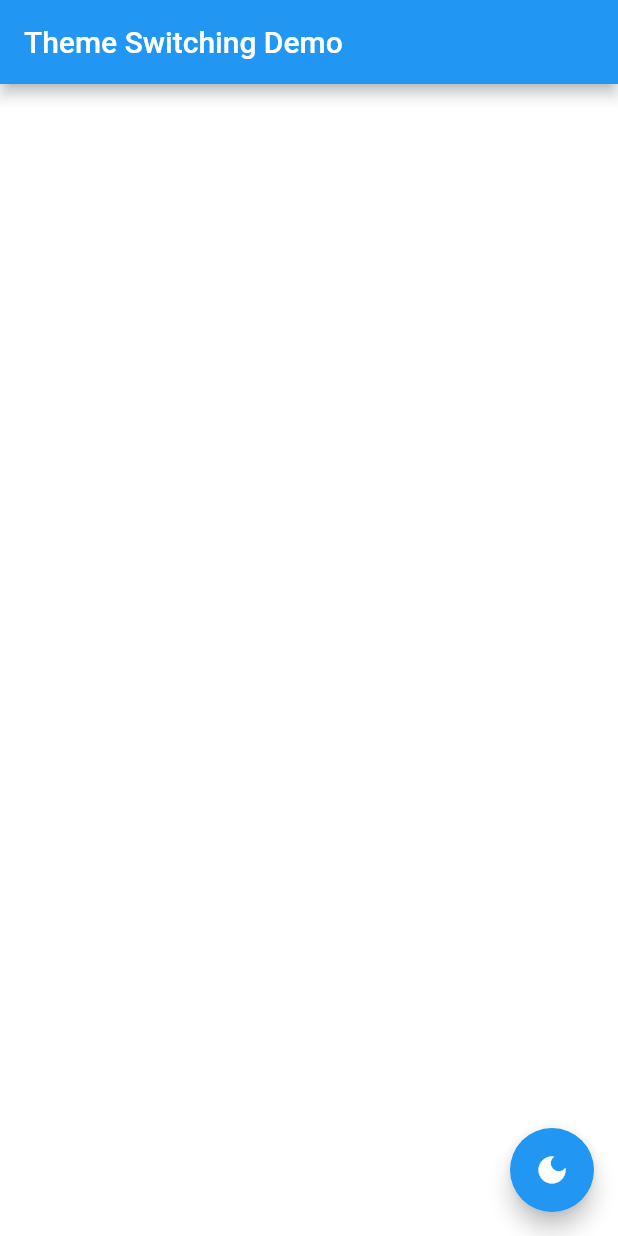
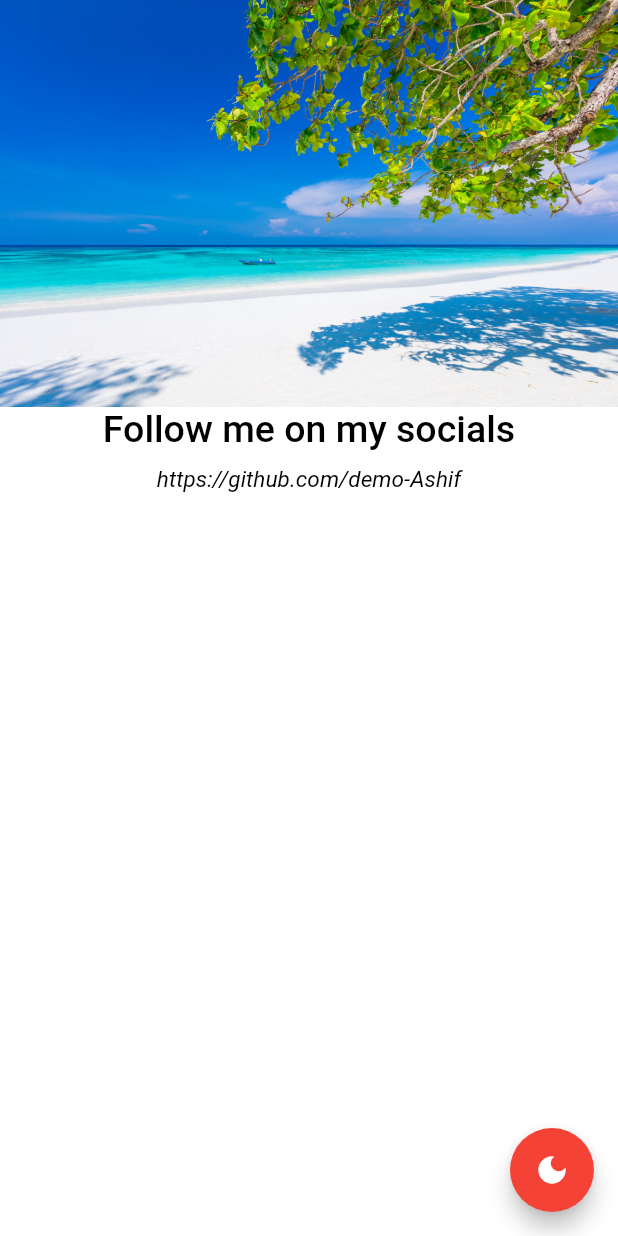
Before and after one commit to demo-Ashif/FlutterThemeSwitch, a Flutter app: the screen it shows after launch, on a phone screen of 412 x 824 dp. Run offline on Flutter 3.47's test engine with Material 2 defaults, Android fonts, the phone set to English and light mode, and no system bars; our stand-ins replace bloc, equatable, flutter_bloc, shared_preferences.

Commit message:
initial design done, image added

```diff
--- a/lib/home_page.dart
+++ b/lib/home_page.dart
@@ -1,5 +1,6 @@
 import 'package:flutter/material.dart';
 import 'package:flutter_bloc/flutter_bloc.dart';
+import 'package:theme_switch_cubits/asset_locator.dart';
 
 import 'theme_cubit/theme_cubit.dart';
 
@@ -11,32 +12,31 @@ class HomePage extends StatelessWidget {
   @override
   Widget build(BuildContext context) {
     return Scaffold(
-      appBar: AppBar(
-        title: const Text('Theme Switching Demo'),
-      ),
       body: Center(
         child: Column(
-          mainAxisAlignment: MainAxisAlignment.center,
+          mainAxisAlignment: MainAxisAlignment.start,
           children: [
-            // Text(
-            //   'Follow me on my socials',
-            //   style: Theme.of(context).textTheme.bodyText1,
-            // ),
+            Image.asset(
+              context.read<ThemeCubit>().state.themeMode == ThemeMode.dark
+                  ? AssetsLocator.imgNight
+                  : AssetsLocator.imgDay,
+            ),
+            Text(
+              'Follow me on my socials',
+              style: Theme.of(context).textTheme.bodyText1,
+            ),
             const SizedBox(height: 10),
-            // Text(
-            //   'https://github.com/Biplab-Dutta',
-            //   style: Theme.of(context).textTheme.caption,
-            // ),
-            // const SizedBox(height: 10),
-            // Text(
-            //   'https://twitter.com/b_plab98',
-            //   style: Theme.of(context).textTheme.caption,
-            // ),
+            Text(
+              'https://github.com/demo-Ashif',
+              style: Theme.of(context).textTheme.caption,
+            ),
+            const SizedBox(height: 10),
           ],
         ),
       ),
       floatingActionButton: FloatingActionButton(
         onPressed: () => context.read<ThemeCubit>().switchTheme(),
+        backgroundColor: Colors.red,
         tooltip: 'Switch Theme',
         child: context.read<ThemeCubit>().state.themeMode == ThemeMode.light
             ? const Icon(Icons.dark_mode)
```
